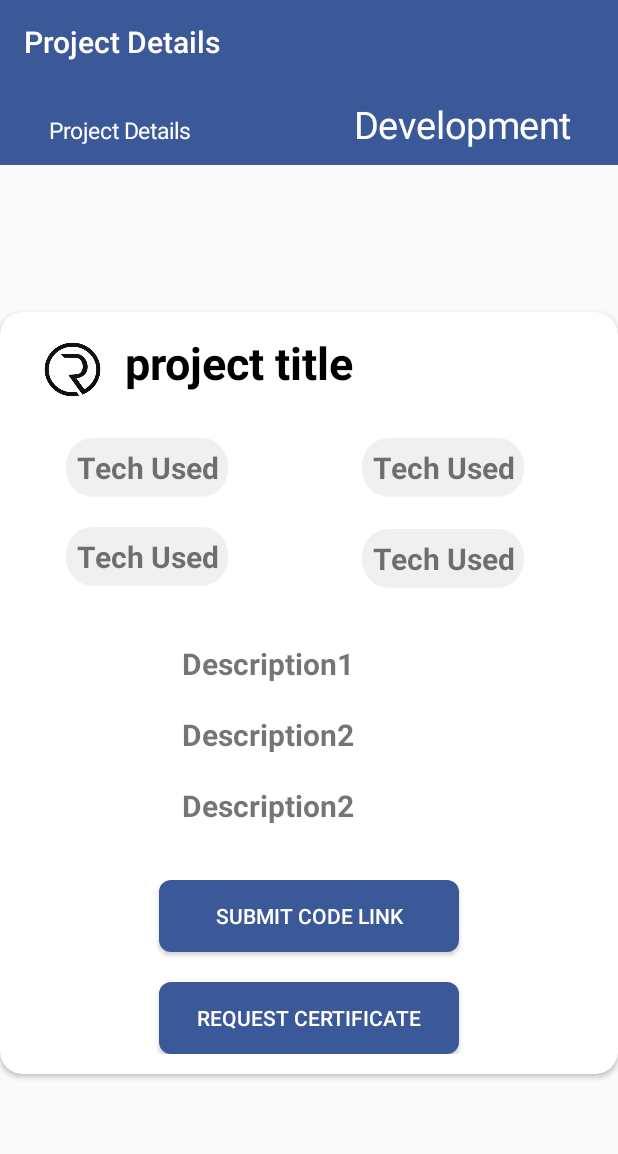
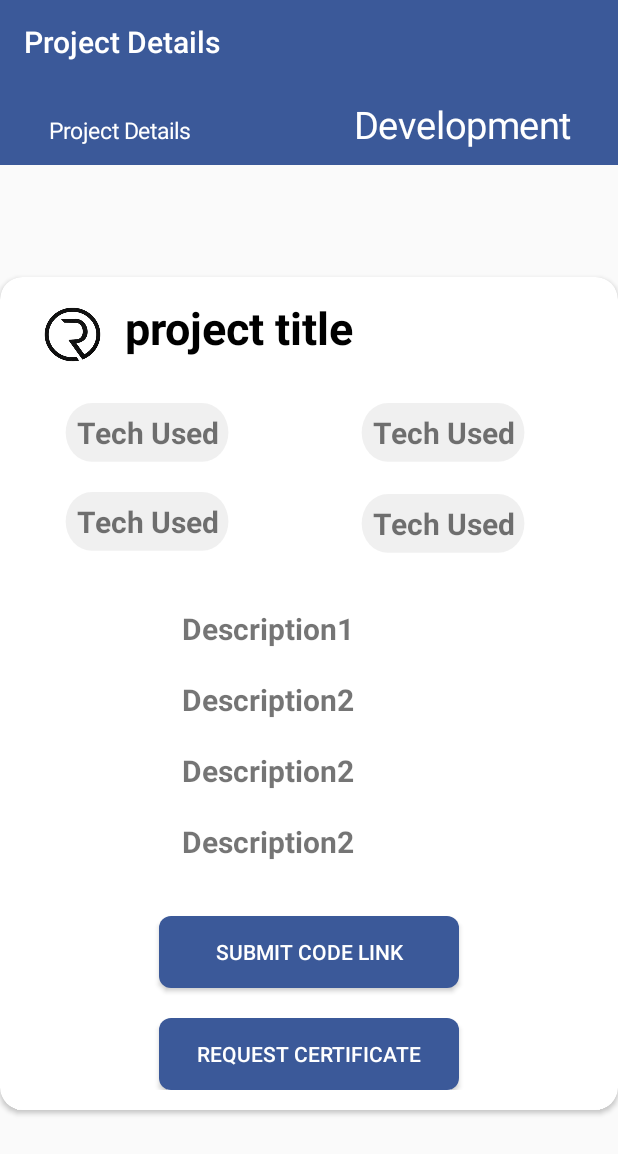
Before and after one commit to slkshatriya/RyftOfficial, an Android app: the screen it shows after launch (ProjectDetailActivity), after a tap on "Development", on a phone screen of 412 x 824 dp. Shown: the top 1154 px of the screen. Run offline under Robolectric (Android 15) with nearby library versions, the phone set to English and light mode, and no system bars.

Commit message:
Update fragment_dev.xml

```diff
--- a/app/src/main/res/layout/fragment_dev.xml
+++ b/app/src/main/res/layout/fragment_dev.xml
@@ -146,11 +146,22 @@
                 android:textSize="20sp"
                 android:textStyle="bold" />
 
+            <TextView
+                android:id="@+id/longDescription3"
+                android:layout_width="wrap_content"
+                android:layout_height="wrap_content"
+                android:layout_below="@+id/longDescription2"
+                android:layout_alignStart="@+id/ProjectTitle"
+                android:layout_marginStart="38dp"
+                android:layout_marginTop="20dp"
+                android:text="Description2"
+                android:textSize="20sp"
+                android:textStyle="bold" />
             <Button
                 android:id="@+id/cSubmit"
                 android:layout_width="200dp"
                 android:layout_height="wrap_content"
-                android:layout_below="@+id/longDescription2"
+                android:layout_below="@+id/longDescription3"
                 android:layout_centerInParent="true"
                 android:layout_marginLeft="60dp"
                 android:layout_marginTop="36dp"
```
